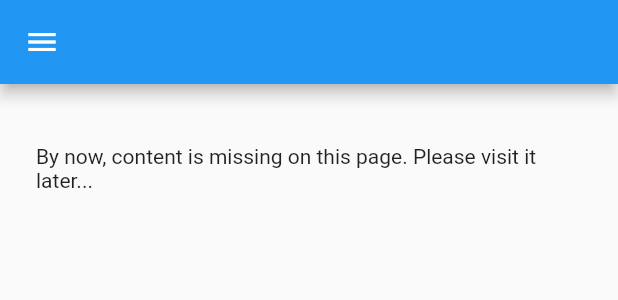
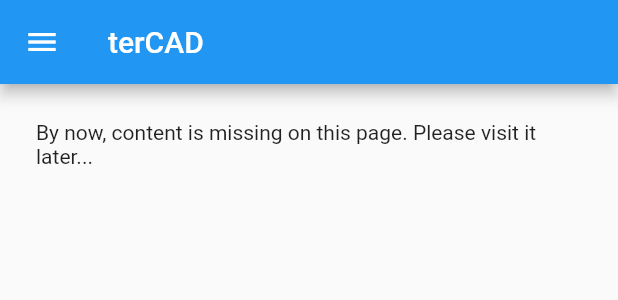
Before and after one commit to lyskouski/terCAD, a Flutter app: what getMainContent() shows on an empty page, opened directly with empty values, on a phone screen of 412 x 824 dp. Shown: the top 300 px of the screen. Run offline on Flutter 3.47's test engine with Material 2 defaults, Android fonts, the phone set to English and light mode, and no system bars; our stand-ins replace flutter_breadcrumb; generated files the repository leaves out were written again.

Commit message:
(#1) Update Flutter template to a basic view. Apply named breadcrumbs

```diff
--- a/lib/content/main.dart
+++ b/lib/content/main.dart
@@ -6,18 +6,20 @@
 
 Scaffold getMainContent(BuildContext context, String? url) {
   var urlBreadCrumbs = (url ?? '').split('/');
-  String? title = url == '/' ? AppLocalizations.of(context)!.title : url;
+  String? title = findTileByUrl(url, context)?.title;
   return Scaffold(
     appBar: AppBar(title: Text(title ?? '')),
     body: Padding(
-          padding: EdgeInsets.all(24),
+          padding: const EdgeInsets.all(24),
           child: Column(
             crossAxisAlignment: CrossAxisAlignment.start,
             children: [
               BreadCrumb.builder(
-                itemCount: urlBreadCrumbs.length,
+                itemCount: urlBreadCrumbs.length - 1,
                 builder: (index) {
-                  return BreadCrumbItem(content: Text(urlBreadCrumbs[index]));
+                  String url = urlBreadCrumbs.sublist(0, index + 1).join('/');
+                  String? titleBreadCrumb = findTileByUrl(url, context)?.title;
+                  return BreadCrumbItem(content: Text(titleBreadCrumb ?? ''));
                 },
                 divider: const Icon(Icons.chevron_right),
                 overflow: const WrapOverflow(
--- a/lib/content/main_menu.dart
+++ b/lib/content/main_menu.dart
@@ -32,6 +32,31 @@ Widget buildMainMenu(BuildContext context, BasicTile tile, {double leftIndent =
       children: tile.tiles.map((tile) => buildMainMenu(context, tile, leftIndent: paddingIndent + leftIndent)).toList(),
     );
   }
+}
+
+BasicTile? findTileByUrl(url, context) {
+  return _findTileByUrl(url, AppLocalizations.of(context)!.title, getMainMenu(context));
+}
+
+BasicTile _findTileByUrl(String url, String? defTitle, List<BasicTile> tiles) {
+  BasicTile result = BasicTile(
+    title: defTitle,
+    url: '/'
+  );
+  for (final tile in tiles) {
+    if (tile.url == url) {
+      result = tile;
+      break;
+    }
+    if (tile.tiles.isNotEmpty) {
+      var tmp = _findTileByUrl(url, defTitle, tile.tiles);
+      if (tmp.url == url) {
+        result = tmp;
+        break;
+      }
+    }
+  }
+  return result;
 }
 
 List<BasicTile> getMainMenu(BuildContext context) {
```
Also changed, not shown: 1 other file.
